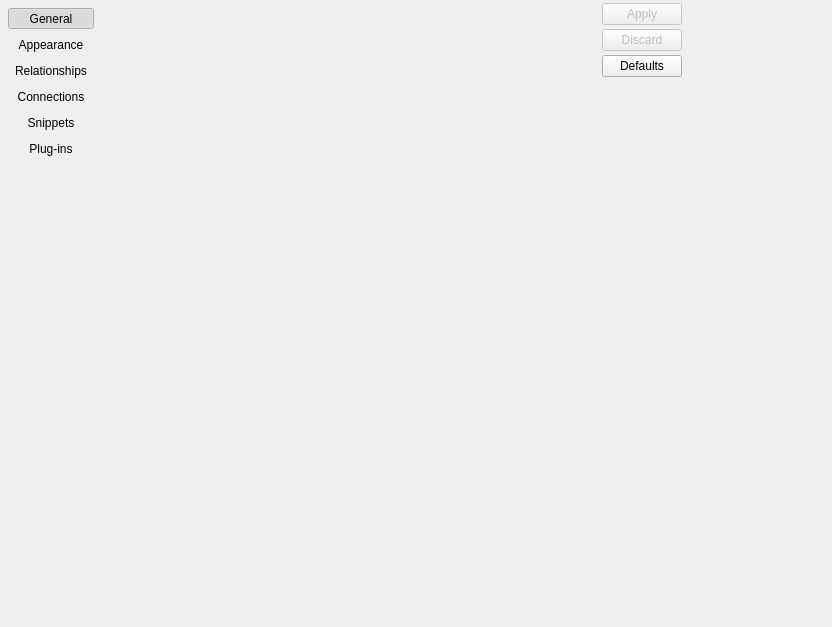
Above: libs/libgui/ui/settings/configurationwidget.ui from arichiardi/pgmodeler before the change. Below: the same form after it.
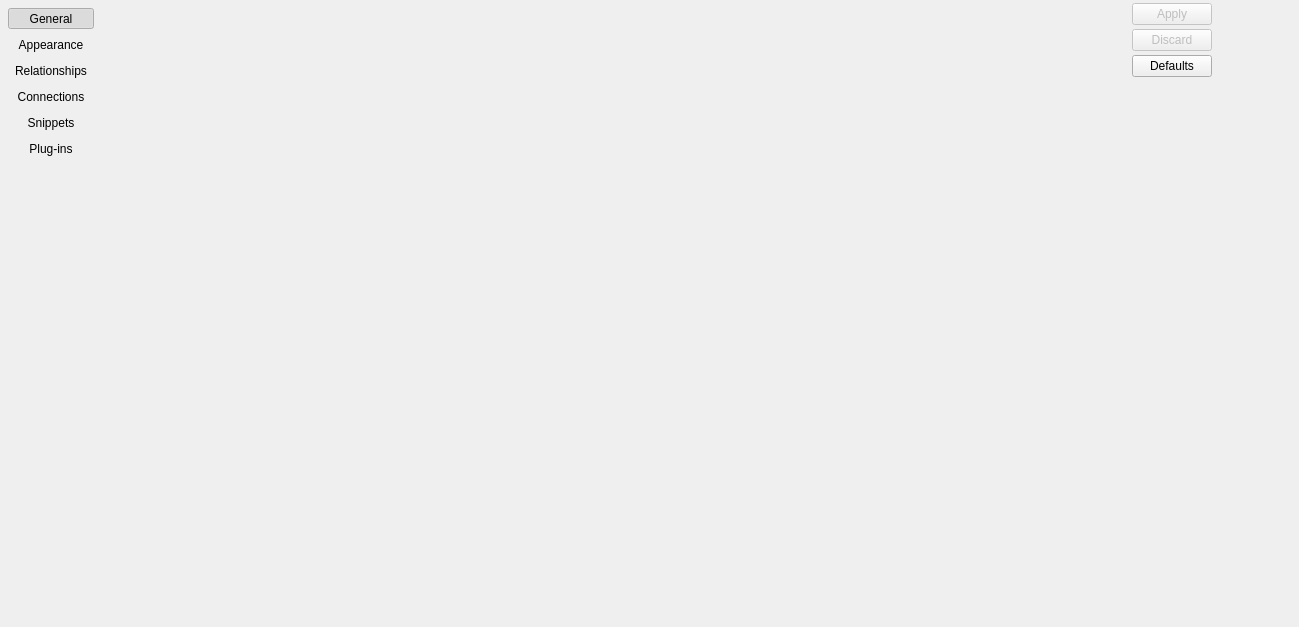
That is the form after the change. Icons and pictures are not drawn.

Commit message: Minor size adjustment in configurationwidget.ui

What changed in the file:
```diff
--- a/libs/libgui/ui/settings/configurationwidget.ui
+++ b/libs/libgui/ui/settings/configurationwidget.ui
@@ -9,7 +9,7 @@
    <rect>
     <x>0</x>
     <y>0</y>
-    <width>832</width>
+    <width>1299</width>
     <height>627</height>
    </rect>
   </property>
@@ -359,13 +359,13 @@
        </property>
        <property name="minimumSize">
         <size>
-         <width>500</width>
-         <height>420</height>
+         <width>1030</width>
+         <height>0</height>
         </size>
        </property>
        <property name="maximumSize">
         <size>
-         <width>1000</width>
+         <width>1030</width>
          <height>16777215</height>
         </size>
        </property>
```
